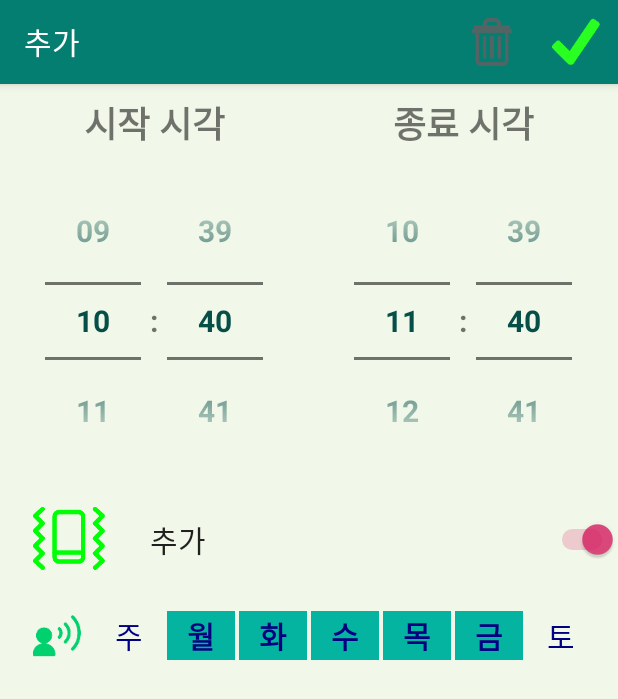
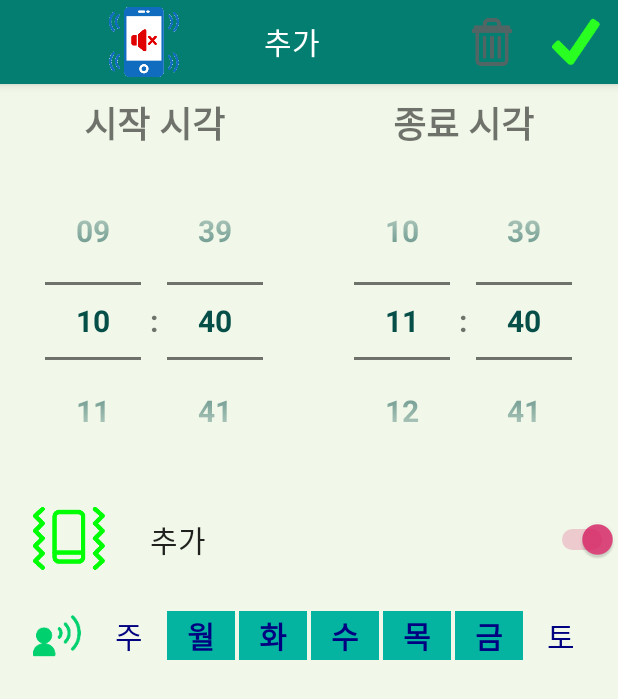
Before and after one commit to riopapa/AutoQuiet, an Android app: the screen it shows after launch (AddUpdateActivity), after a tap on "추가", on a phone screen of 412 x 824 dp. Shown: the top 699 px of the screen. Run offline under Robolectric (Android 15) with nearby library versions, the phone set to English and light mode, and no system bars.

Commit message:
Adjust notification bar, fix onetime call

```diff
--- a/app/src/main/java/com/urrecliner/letmequiet/AddUpdateActivity.java
+++ b/app/src/main/java/com/urrecliner/letmequiet/AddUpdateActivity.java
@@ -63,11 +63,14 @@ public class AddUpdateActivity extends AppCompatActivity {
             quietTask = quietTasks.get(currIdx);
 
         ActionBar actionBar = getSupportActionBar();
-        assert actionBar != null;
         actionBar.setTitle((addNewQuiet) ? R.string.add_table :R.string.update_table);
+        actionBar.setIcon(R.mipmap.let_me_quiet);
+//        actionBar.setDisplayUseLogoEnabled(false);
+        actionBar.setDisplayShowHomeEnabled(true);
 
-        weekView[0] = binding.avWeek0; weekView[1] = binding.avWeek1; weekView[2] = binding.avWeek2; weekView[3] = binding.avWeek3;
-        weekView[4] = binding.avWeek4; weekView[5] = binding.avWeek5; weekView[6] = binding.avWeek6;
+        weekView[0] = binding.avWeek0; weekView[1] = binding.avWeek1; weekView[2] = binding.avWeek2;
+        weekView[3] = binding.avWeek3; weekView[4] = binding.avWeek4; weekView[5] = binding.avWeek5;
+        weekView[6] = binding.avWeek6;
         colorOn = ResourcesCompat.getColor(mContext.getResources(), R.color.colorOn, null);
         colorOnBack = ResourcesCompat.getColor(mContext.getResources(), R.color.colorOnBack, null);
         colorOffBack = ResourcesCompat.getColor(mContext.getResources(), R.color.itemNormalFill, null);
--- a/app/src/main/java/com/urrecliner/letmequiet/MainActivity.java
+++ b/app/src/main/java/com/urrecliner/letmequiet/MainActivity.java
@@ -21,13 +21,13 @@ import com.urrecliner.letmequiet.utility.VerticalSpacingItemDecorator;
 
 import androidx.annotation.NonNull;
 import androidx.appcompat.app.AppCompatActivity;
+import androidx.preference.PreferenceManager;
 import androidx.recyclerview.widget.ItemTouchHelper;
 import androidx.recyclerview.widget.LinearLayoutManager;
 import androidx.recyclerview.widget.RecyclerView;
 
 import android.os.Handler;
 import android.os.Message;
-import android.preference.PreferenceManager;
 import android.view.Display;
 
 import android.view.Menu;
@@ -112,18 +112,13 @@ public class MainActivity extends AppCompatActivity  {
         startService(updateIntent);
     }
 
-
-    static void beQuietRightNowTouched() {
-        actionHandler.sendEmptyMessage(0);
-    }
-
     void setVariables() {
 
         sharedPref = PreferenceManager.getDefaultSharedPreferences(this);
         beepManner = sharedPref.getBoolean("beepManner", true);
         interval_Short = sharedPref.getInt("interval_Short", 5);
         interval_Long = sharedPref.getInt("interval_Long", 30);
-        default_Duration = sharedPref.getInt("default_Duration", 60);
+        default_Duration = sharedPref.getInt("default_Duration", 30);
 
         quietTasks = utils.readQuietTasksFromShared();
         if (quietTasks.size() == 0)
--- a/app/src/main/java/com/urrecliner/letmequiet/MannerMode.java
+++ b/app/src/main/java/com/urrecliner/letmequiet/MannerMode.java
@@ -77,7 +77,7 @@ class MannerMode {
 
         if (beepManner) {
             if (mpFinish == null) {
-                mpFinish = MediaPlayer.create(mContext, R.raw.now_be_noisy);
+                mpFinish = MediaPlayer.create(mContext, R.raw.back2normal);
                 mpFinish.setOnPreparedListener(new MediaPlayer.OnPreparedListener() {
                     @Override
                     public void onPrepared(MediaPlayer mediaPlayer) {
--- a/app/src/main/java/com/urrecliner/letmequiet/OneTimeActivity.java
+++ b/app/src/main/java/com/urrecliner/letmequiet/OneTimeActivity.java
@@ -48,7 +48,9 @@ public class OneTimeActivity extends AppCompatActivity {
         actionBar = getSupportActionBar();
         assert actionBar != null;
         actionBar.setTitle(getResources().getString(R.string.Quiet_Once));
-
+        actionBar.setIcon(R.mipmap.quiet_right_now) ;
+        actionBar.setDisplayUseLogoEnabled(true) ;
+        actionBar.setDisplayShowHomeEnabled(true) ;
 //        Bundle data = getIntent().getExtras();
 //        assert data != null;
 //        silentInfo = (SilentInfo) data.getSerializable("silentInfo");
--- a/app/src/main/java/com/urrecliner/letmequiet/Vars.java
+++ b/app/src/main/java/com/urrecliner/letmequiet/Vars.java
@@ -28,7 +28,7 @@
 
     static int interval_Short = 10;
     static int interval_Long = 30;
-    static int default_Duration = 60;
+    static int default_Duration = 30;
 
     static final SimpleDateFormat sdfDate = new SimpleDateFormat("yyyy-MM-dd", Locale.US);
     static final SimpleDateFormat sdfDateTime = new SimpleDateFormat("MM-dd HH:mm", Locale.US);
```
Also changed, not shown: app/src/main/res/mipmap-xxhdpi/quiet_right_now.png, 2 other files.
